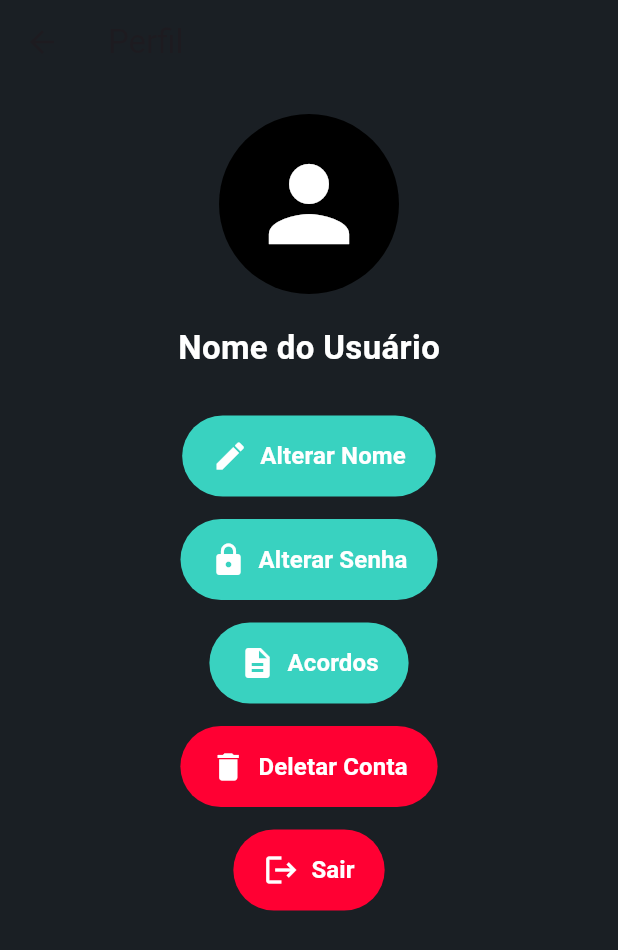
After one commit to zergiocunha/emprestapro, a Flutter app: the ProfilePage screen opened by its route, after a tap on the "person" icon, on a phone screen of 412 x 824 dp. The commit adds this screen. Shown: the top 950 px of the screen. Run offline on Flutter 3.47's test engine with Material 3 defaults, Android fonts, the phone set to English and light mode, and no system bars; our stand-ins replace auto_size_text, cached_network_image, cloud_firestore, firebase_auth, firebase_core, flutter_secure_storage and 1 more; accounts and stored records are empty.

Commit message:
Criação da tela de perfil (provisoria)

```diff
--- a/lib/app.dart
+++ b/lib/app.dart
@@ -3,6 +3,7 @@ import 'package:emprestapro/features/consumer/add_consumer_page.dart';
 import 'package:emprestapro/features/home/home_page_view.dart';
 import 'package:emprestapro/features/loan/add_loan_page.dart';
 import 'package:emprestapro/features/loan/loans_page.dart';
+import 'package:emprestapro/features/profile/profile_page.dart';
 import 'package:emprestapro/features/sign_in/sign_in_page.dart';
 import 'package:emprestapro/features/sign_up/sign_up_page.dart';
 import 'package:emprestapro/features/splash/splash_page.dart';
@@ -20,6 +21,7 @@ class App extends StatelessWidget {
         NamedRoute.signUp: (context) => const SignUpPage(),
         NamedRoute.signIn: (context) => const SignInPage(),
         NamedRoute.home: (context) => const HomePageView(),
+        NamedRoute.profile: (context) => const ProfilePage(),
         NamedRoute.addLoan: (context) => const AddLoanPage(),
         NamedRoute.addConsumer: (context) => const AddConsumerPage(),
         NamedRoute.loans: (context) => const LoansPage(),
--- a/lib/common/constants/routes.dart
+++ b/lib/common/constants/routes.dart
@@ -1,11 +1,11 @@
 class NamedRoute {
   NamedRoute._();
 
-  static const String initial = "/";
   static const String splash = "/splash";
   static const String signUp = "/sign_up";
   static const String signIn = "/sign_in";
   static const String home = "/home";
+  static const String profile = "/profile";
   static const String addLoan = "/add_loan";
   static const String addConsumer = "/add_consumer";
   static const String loans = "/loans";
--- a/lib/common/widgets/custom_bottom_app_bar.dart
+++ b/lib/common/widgets/custom_bottom_app_bar.dart
@@ -13,7 +13,7 @@ class CustomBottomAppBar extends StatefulWidget {
     this.selectedItemColor,
     required this.children,
     required this.controller,
-  })  : assert(children.length == 2, 'children.length must be 2'),
+  })  : assert(children.length >= 2, 'children.length must be 2'),
         super(key: key);
 
   @override
--- a/lib/common/widgets/loan_container.dart
+++ b/lib/common/widgets/loan_container.dart
@@ -7,6 +7,7 @@ import 'package:intl/intl.dart';
 class LoanContainer extends StatefulWidget {
   final String consumerName;
   final double amount;
+  final double fees;
   final Color? amountColor;
   final String secondaryName;
   final Widget? secondaryWidget;
@@ -17,6 +18,7 @@ class LoanContainer extends StatefulWidget {
     super.key,
     required this.consumerName,
     required this.amount,
+    required this.fees,
     this.amountColor,
     required this.secondaryName,
     this.secondaryWidget,
@@ -85,7 +87,7 @@ class _LoanContainerState extends State<LoanContainer> {
                 ),
                 DescriptionValueRow(
                   descrtiption: 'Juros',
-                  value: 'R\$${widget.amount.toStringAsFixed(2)}',
+                  value: 'R\$${widget.fees.toStringAsFixed(2)}',
                 ),
               ],
             ),
--- a/lib/features/home/home_page.dart
+++ b/lib/features/home/home_page.dart
@@ -1,6 +1,6 @@
 import 'package:emprestapro/common/constants/app_collors.dart';
 import 'package:emprestapro/common/constants/routes.dart';
-import 'package:emprestapro/common/utils.dart/calculation.dart';
+import 'package:emprestapro/common/utils/calculation.dart';
 import 'package:emprestapro/features/home/home_controller.dart';
 import 'package:emprestapro/features/home/widgets/alert_container.dart';
 import 'package:emprestapro/features/home/widgets/home_app_bar.dart';
--- a/lib/features/loan/loans_page.dart
+++ b/lib/features/loan/loans_page.dart
@@ -1,6 +1,6 @@
 import 'package:emprestapro/common/constants/app_collors.dart';
 import 'package:emprestapro/common/models/loan_model.dart';
-import 'package:emprestapro/common/utils.dart/calculation.dart';
+import 'package:emprestapro/common/utils/calculation.dart';
 import 'package:emprestapro/common/widgets/evolution_container.dart';
 import 'package:emprestapro/common/widgets/loan_container.dart';
 import 'package:emprestapro/common/widgets/loans_information_container.dart';
@@ -18,7 +18,6 @@ class LoansPage extends StatefulWidget {
 
 class _LoansPageState extends State<LoansPage>
     with SingleTickerProviderStateMixin {
-
   final _addLoanController = locator.get<HomeController>();
 
   @override
@@ -63,6 +62,7 @@ class _LoansPageState extends State<LoansPage>
                   child: LoanContainer(
                     consumerName: loans[index].consumerId ?? '',
                     amount: loans[index].amount ?? 0,
+                    fees: Calculation.feesAmount(loans[index]),
                     secondaryName: 'secondaryName',
                     dueDate: loans[index].dueDate!,
                     imageUrl:
--- /dev/null
+++ b/lib/features/profile/profile_controller.dart
@@ -0,0 +1,70 @@
+import 'package:emprestapro/features/profile/profile_state.dart';
+import 'package:emprestapro/services/auth_service.dart';
+import 'package:emprestapro/services/secure_storage.dart';
+import 'package:flutter/material.dart';
+
+class ProfileController extends ChangeNotifier {
+  final AuthService authService;
+  final SecureStorageService secureStorage;
+
+  ProfileController({
+    required this.authService,
+    required this.secureStorage,
+  });
+  // Variáveis de estado
+  String userName = "Nome do Usuário"; // Nome do usuário atual
+  String? profilePicture; // URL da foto de perfil
+
+  ProfileState _state = ProfileInitialState();
+  ProfileState get state => _state;
+
+  void _changeState(ProfileState newState) {
+    _state = newState;
+    notifyListeners();
+  }
+
+  // Função para alterar a foto do perfil
+  void changeProfilePicture() async {
+    _changeState(ProfileLoadingState());
+    // Lógica para alterar a foto de perfil
+    // ...
+    _changeState(ProfileSuccessState());
+  }
+
+  // Função para alterar o nome do usuário
+  void changeName() async {
+    _changeState(ProfileLoadingState());
+    // Lógica para alterar o nome
+    // ...
+    _changeState(ProfileSuccessState());
+  }
+
+  // Função para alterar a senha do usuário
+  void changePassword() async {
+    _changeState(ProfileLoadingState());
+    // Lógica para alterar a senha
+    // ...
+    _changeState(ProfileSuccessState());
+  }
+
+  // Função para mostrar os acordos
+  void showAgreements() {
+    _changeState(ProfileAgreementsState());
+  }
+
+  // Função para deletar a conta do usuário
+  void deleteAccount() async {
+    _changeState(ProfileLoadingState());
+    // Lógica para deletar a conta
+    // ...
+    _changeState(ProfileSuccessState());
+  }
+
+  // Função para sair do aplicativo
+  void logOut() async {
+    _changeState(ProfileLoadingState());
+    await authService.signOut();
+    await secureStorage.deleteAll();
+    _changeState(ProfileLoggedOutState());
+  }
+}
--- /dev/null
+++ b/lib/features/profile/profile_page.dart
@@ -0,0 +1,151 @@
+import 'package:emprestapro/common/constants/app_collors.dart';
+import 'package:emprestapro/common/constants/routes.dart';
+import 'package:emprestapro/features/profile/profile_controller.dart';
+import 'package:emprestapro/locator.dart';
+import 'package:flutter/material.dart';
+
+class ProfilePage extends StatelessWidget {
+  const ProfilePage({super.key});
+
+  @override
+  Widget build(BuildContext context) {
+    final controller = locator.get<ProfileController>();
+
+    return Scaffold(
+      backgroundColor: AppColors.background,
+      appBar: AppBar(
+        title: const Text("Perfil"),
+        backgroundColor: AppColors.background,
+        elevation: 0,
+      ),
+      body: SingleChildScrollView(
+        padding: const EdgeInsets.symmetric(horizontal: 16.0, vertical: 20.0),
+        child: Center(
+          child: Column(
+            crossAxisAlignment: CrossAxisAlignment.center,
+            children: [
+              // Foto de perfil
+              GestureDetector(
+                onTap: () {
+                  controller.changeProfilePicture();
+                },
+                child: CircleAvatar(
+                  radius: 60,
+                  backgroundImage: controller.profilePicture != null
+                      ? NetworkImage(controller.profilePicture!)
+                      : null,
+                  backgroundColor: AppColors.secoundaryBackground,
+                  child: controller.profilePicture == null
+                      ? const Icon(
+                          Icons.person,
+                          color: AppColors.primaryText,
+                          size: 80,
+                        )
+                      : null,
+                ),
+              ),
+              const SizedBox(height: 20),
+              // Nome do usuário
+              Text(
+                controller.userName,
+                style: const TextStyle(
+                  color: AppColors.primaryText,
+                  fontSize: 22,
+                  fontWeight: FontWeight.bold,
+                ),
+              ),
+              const SizedBox(height: 30),
+
+              // Botão Alterar Nome
+              ProfileButton(
+                icon: Icons.edit,
+                text: "Alterar Nome",
+                onTap: () => controller.changeName(),
+              ),
+              const SizedBox(height: 15),
+
+              // Botão Alterar Senha
+              ProfileButton(
+                icon: Icons.lock,
+                text: "Alterar Senha",
+                onTap: () => controller.changePassword(),
+              ),
+              const SizedBox(height: 15),
+
+              // Botão Acordos
+              ProfileButton(
+                icon: Icons.description,
+                text: "Acordos",
+                onTap: () => controller.showAgreements(),
+              ),
+              const SizedBox(height: 15),
+
+              // Botão Deletar Conta
+              ProfileButton(
+                icon: Icons.delete,
+                text: "Deletar Conta",
+                onTap: () => controller.deleteAccount(),
+                backgroundColor: AppColors.primaryRed,
+                textColor: AppColors.primaryText,
+              ),
+              const SizedBox(height: 15),
+
+              // Botão Sair
+              ProfileButton(
+                icon: Icons.logout,
+                text: "Sair",
+                onTap: () => {
+                  controller.logOut(),
+                  Navigator.pushNamed(context, NamedRoute.signIn),
+                },
+                backgroundColor: AppColors.primaryRed,
+                textColor: AppColors.primaryText,
+              ),
+            ],
+          ),
+        ),
+      ),
+    );
+  }
+}
+
+class ProfileButton extends StatelessWidget {
+  final IconData icon;
+  final String text;
+  final VoidCallback onTap;
+  final Color? backgroundColor;
+  final Color? textColor;
+
+  const ProfileButton({
+    super.key,
+    required this.icon,
+    required this.text,
+    required this.onTap,
+    this.backgroundColor,
+    this.textColor,
+  });
+
+  @override
+  Widget build(BuildContext context) {
+    return ElevatedButton.icon(
+      style: ElevatedButton.styleFrom(
+        backgroundColor: backgroundColor ?? AppColors.primaryGreen,
+        padding: const EdgeInsets.symmetric(vertical: 15.0, horizontal: 20.0),
+        shape: RoundedRectangleBorder(
+          borderRadius: BorderRadius.circular(30.0),
+        ),
+        elevation: 0,
+      ),
+      icon: Icon(icon, color: textColor ?? AppColors.primaryText, size: 24),
+      label: Text(
+        text,
+        style: TextStyle(
+          color: textColor ?? AppColors.primaryText,
+          fontSize: 16,
+          fontWeight: FontWeight.bold,
+        ),
+      ),
+      onPressed: onTap,
+    );
+  }
+}
--- /dev/null
+++ b/lib/features/profile/profile_state.dart
@@ -0,0 +1,17 @@
+abstract class ProfileState {}
+
+class ProfileInitialState extends ProfileState {}
+
+class ProfileLoadingState extends ProfileState {}
+
+class ProfileSuccessState extends ProfileState {}
+
+class ProfileErrorState extends ProfileState {
+  final String message;
+
+  ProfileErrorState({required this.message});
+}
+
+class ProfileLoggedOutState extends ProfileState {}
+
+class ProfileAgreementsState extends ProfileState {}
--- a/lib/features/sign_in/sign_in_page.dart
+++ b/lib/features/sign_in/sign_in_page.dart
@@ -2,7 +2,7 @@
 
 import 'package:emprestapro/common/constants/app_collors.dart';
 import 'package:emprestapro/common/constants/routes.dart';
-import 'package:emprestapro/common/utils.dart/validator.dart';
+import 'package:emprestapro/common/utils/validator.dart';
 import 'package:emprestapro/common/widgets/custom_elevated_button.dart';
 import 'package:emprestapro/common/widgets/custom_text_form_field.dart';
 import 'package:emprestapro/features/sign_in/sign_in_controller.dart';
--- a/lib/features/sign_up/sign_up_page.dart
+++ b/lib/features/sign_up/sign_up_page.dart
@@ -2,7 +2,7 @@
 
 import 'package:emprestapro/common/constants/app_collors.dart';
 import 'package:emprestapro/common/constants/routes.dart';
-import 'package:emprestapro/common/utils.dart/validator.dart';
+import 'package:emprestapro/common/utils/validator.dart';
 import 'package:emprestapro/common/widgets/custom_elevated_button.dart';
 import 'package:emprestapro/common/widgets/custom_text_form_field.dart';
 import 'package:emprestapro/features/sign_up/sign_up_controller.dart';
```
Also changed, not shown: lib/common/utils/calculation.dart (renamed from lib/common/utils.dart/calculation.dart, +7 -1 lines), lib/features/home/home_page_view.dart (+10 -1 lines), lib/locator.dart (+8 -0 lines), lib/services/auth_service.dart (+9 -0 lines), lib/common/utils/validator.dart (renamed from lib/common/utils.dart/validator.dart).
